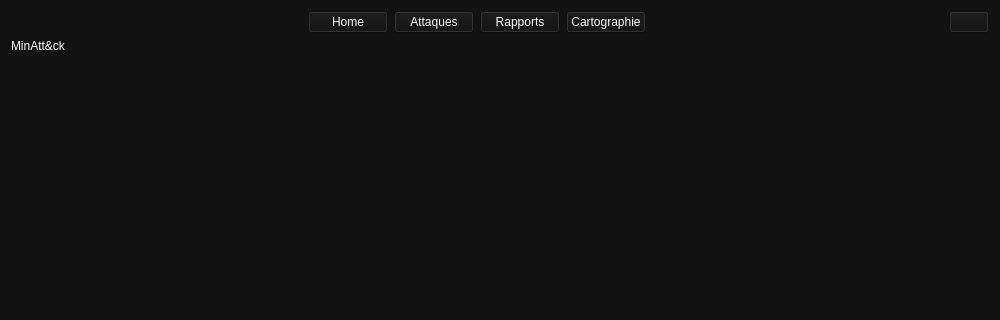
Pauldechassey/Minatt-ck, file frontend/ui/accueil.ui: the form before one commit; both pictures show x 0 to 1000 and y 0 to 320 of the 1000 by 700 pixel window.
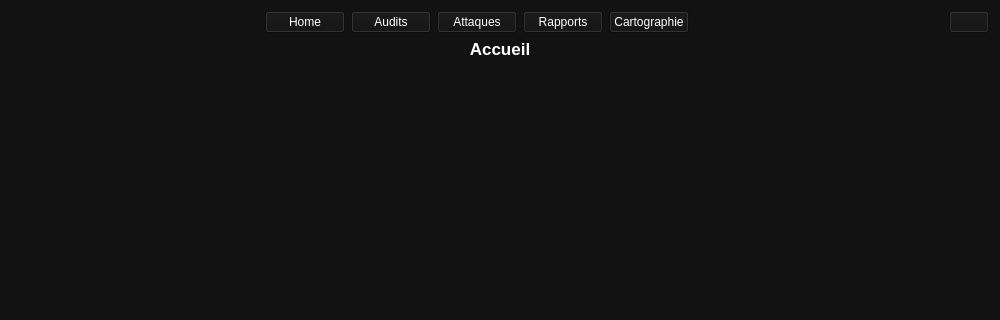
The form after the commit.

Commit message: feat: button audits dans bar de menu + titre de page

The edit to the form file:
```diff
--- a/frontend/ui/accueil.ui
+++ b/frontend/ui/accueil.ui
@@ -19,6 +19,39 @@
 </string>
   </property>
   <layout class="QGridLayout" name="gridLayout_2">
+   <item row="2" column="0">
+    <layout class="QGridLayout" name="gridLayout">
+     <item row="2" column="0">
+      <spacer name="verticalSpacer">
+       <property name="orientation">
+        <enum>Qt::Orientation::Vertical</enum>
+       </property>
+       <property name="sizeHint" stdset="0">
+        <size>
+         <width>20</width>
+         <height>40</height>
+        </size>
+       </property>
+      </spacer>
+     </item>
+     <item row="1" column="0">
+      <widget class="QLabel" name="labelNomAccueil">
+       <property name="font">
+        <font>
+         <pointsize>13</pointsize>
+         <bold>true</bold>
+        </font>
+       </property>
+       <property name="text">
+        <string>Accueil</string>
+       </property>
+       <property name="alignment">
+        <set>Qt::AlignmentFlag::AlignCenter</set>
+       </property>
+      </widget>
+     </item>
+    </layout>
+   </item>
    <item row="0" column="0">
     <layout class="QHBoxLayout" name="menuAccueil">
      <item>
@@ -53,6 +86,25 @@
        </property>
       </widget>
      </item>
+     <item>
+      <widget class="QPushButton" name="pushButtonAuditsAccueil">
+       <property name="styleSheet">
+        <string notr="true">QPushButton {
+    background-color: #00C853; /* Vert */
+    color: white;
+    font-weight: bold;
+    border-radius: 5px;
+    padding: 8px;
+}
+QPushButton:hover {
+    background-color: #009624; / survol */
+}</string>
+       </property>
+       <property name="text">
+        <string>Audits</string>
+       </property>
+      </widget>
+     </item>
      <item>
       <widget class="QPushButton" name="pushButtonAttaquesAccueil">
        <property name="styleSheet">
@@ -132,30 +184,6 @@
      </item>
     </layout>
    </item>
-   <item row="1" column="0">
-    <widget class="QLabel" name="labelNomAccueil">
-     <property name="text">
-      <string>MinAtt&amp;ck</string>
-     </property>
-    </widget>
-   </item>
-   <item row="2" column="0">
-    <layout class="QGridLayout" name="gridLayout">
-     <item row="0" column="0">
-      <spacer name="verticalSpacer">
-       <property name="orientation">
-        <enum>Qt::Orientation::Vertical</enum>
-       </property>
-       <property name="sizeHint" stdset="0">
-        <size>
-         <width>20</width>
-         <height>40</height>
-        </size>
-       </property>
-      </spacer>
-     </item>
-    </layout>
-   </item>
   </layout>
  </widget>
  <resources/>
```
The commit also changes 8 other files.
